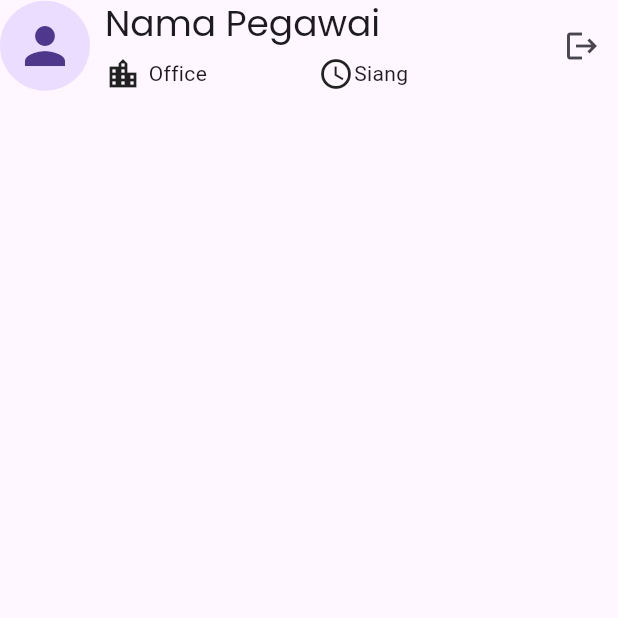
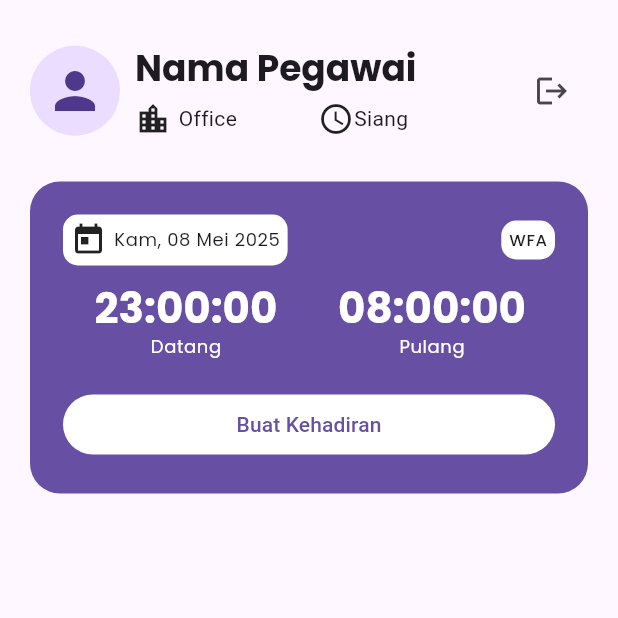
Before and after one commit to Dzakir1502/timeSnap, a Flutter app: the screen it shows after launch, after a tap on "Sign In", on a phone screen of 412 x 824 dp, the top half of it. Run offline on Flutter 3.47's test engine with Material 3 defaults, Android fonts, the phone set to English and light mode, and no system bars; our stand-ins replace dio, geolocator, get_it, pretty_dio_logger, retrofit, shared_preferences; missing offline and left inert: flutter_osm_plugin.

Commit message:
membuat tampilan kehadiran hari ini

```diff
--- a/lib/app/presentation/home/home_page.dart
+++ b/lib/app/presentation/home/home_page.dart
@@ -1,27 +1,31 @@
 import 'package:flutter/material.dart';
 import 'package:flutter/widgets.dart';
 import 'package:timesnap/app/presentation/home/home_notifier.dart';
+import 'package:timesnap/core/helper/date_time_helper.dart';
 import 'package:timesnap/core/helper/global_helper.dart';
 import 'package:timesnap/core/widget/app_widget.dart';
 
 class HomePage extends AppWidget<HomeNotifier, void, void> {
   @override
   Widget bodyBuild(BuildContext context) {
-    return SafeArea(child: Column(
-      children: [
-        Row(
+    return SafeArea(
+      child: Column(children: [_headerLayout(context), _todayLayout(context)]),
+    );
+  }
+
+  _headerLayout(BuildContext context) {
+    return Container(
+      padding: EdgeInsets.fromLTRB(20, 30, 20, 20),
+      child: Row(
         children: [
           CircleAvatar(
-              child: Icon(
-                Icons.person,
-                size: 40,
-              ),
-              backgroundColor: GlobalHelper.getColorScheme(context).primaryContainer,
+            child: Icon(Icons.person, size: 40),
+            backgroundColor:
+                GlobalHelper.getColorScheme(context).primaryContainer,
             radius: 30,
           ),
-            SizedBox(width: 10,),
+          SizedBox(width: 10),
           Expanded(
-
             child: Column(
               crossAxisAlignment: CrossAxisAlignment.start,
               children: [
@@ -30,42 +34,125 @@ class HomePage extends AppWidget<HomeNotifier, void, void> {
                   style: GlobalHelper.getTextStyle(
                     context,
                     appTextStyle: AppTextStyle.HEADLINE_SMALL,
+                  )?.copyWith(fontWeight: FontWeight.bold),
                 ),
-                  ),
-                  SizedBox(height: 5,),
+                SizedBox(height: 5),
                 Row(
                   children: [
                     Expanded(
                       child: Row(
                         children: [
                           Icon(Icons.location_city),
-                          SizedBox(width: 5,),
+                          SizedBox(width: 5),
                           Text('Office'),
                         ],
-                        )
+                      ),
                     ),
                     Expanded(
                       child: Row(
                         children: [
                           Icon(Icons.access_time),
                           Text('Siang'),
-                          SizedBox(width: 5,),
-
-                          ],
-                        )
-                      ),
-                    ],
-                  )
-
+                          SizedBox(width: 5),
                         ],
                       ),
                     ),
-            SizedBox(width: 10,),
-            IconButton(onPressed: (){}, icon: Icon(Icons.logout))
                   ],
+                ),
+              ],
+            ),
+          ),
+          SizedBox(width: 10),
+          IconButton(onPressed: () {}, icon: Icon(Icons.logout)),
+        ],
+      ),
+    );
+  }
 
+  _todayLayout(BuildContext context) {
+    return Container(
+      margin: EdgeInsets.fromLTRB(20, 10, 20, 10),
+      padding: EdgeInsets.all(22),
+      decoration: BoxDecoration(
+        borderRadius: BorderRadius.circular(20),
+        color: GlobalHelper.getColorScheme(context).primary,
+      ),
+      child: Column(
+        children: [
+          Row(
+            children: [
+              Container(
+                padding: EdgeInsets.all(5),
+                decoration: BoxDecoration(
+                  borderRadius: BorderRadius.circular(10),
+                  color: GlobalHelper.getColorScheme(context).onPrimary,
+                ),
+                child: Row(
+                  children: [
+                    Icon(Icons.today),
+                    SizedBox(width: 5),
+                    Text(
+                      style: GlobalHelper.getTextStyle(context, appTextStyle: AppTextStyle.BODY_SMALL),
+                      DateTimeHelper.formatDateTime(
+                        dateTime: DateTime.now(),
+                        format: 'EEE, dd MMM yyyy',
+                      ),
+                    ),
+                  ],
+                ),
+              ),
+              Expanded(child: SizedBox()),
+
+              Container(
+                padding: EdgeInsets.all(5),
+                decoration: BoxDecoration(
+                  borderRadius: BorderRadius.circular(10),
+                  color: GlobalHelper.getColorScheme(context).onPrimary,
+                ),
+                child: Text(
+                  'WFA',
+                style: GlobalHelper.getTextStyle(context, appTextStyle: AppTextStyle.LABEL_SMALL),
+                ),
+              ),
+            ],
+          ),
+          SizedBox(height: 10),
+          Row(children: [
+            _timeTodayLayout(context, 'Datang', '23:00:00'),
+            _timeTodayLayout(context, 'Pulang', '08:00:00')
+            ]),
+            SizedBox(height: 20,),
+            Container(
+              width: double.maxFinite,
+              child: FilledButton(onPressed: (){}, child: Text('Buat Kehadiran'), style:FilledButton.styleFrom(
+                backgroundColor:  GlobalHelper.getColorScheme(context).onPrimary,
+                foregroundColor:  GlobalHelper.getColorScheme(context).primary
+              ),),
             )
         ],
-    ));
+      ),
+    );
+  }
+
+  _timeTodayLayout(BuildContext context, String label, String time) {
+    return Expanded(
+      child: Column(
+        children: [
+          Text(
+            time,
+            style: GlobalHelper.getTextStyle(
+              context,
+              appTextStyle: AppTextStyle.HEADLINE_MEDIUM,
+            )?.copyWith(
+              color: GlobalHelper.getColorScheme(context).onPrimary,
+              fontWeight: FontWeight.bold,
+            ),
+          ),
+          Text(label,
+          style: GlobalHelper.getTextStyle(context, appTextStyle: AppTextStyle.BODY_SMALL)?.copyWith(color: GlobalHelper.getColorScheme(context).onPrimary),
+          ),
+        ],
+      ),
+    );
   }
 }
```
Lines whose indentation alone changed are shown as unchanged.
